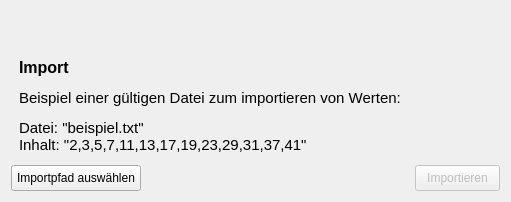
The window that importdialog.ui (Makozer/NpPartitionManager) describes before a commit, drawn with Qt 5.
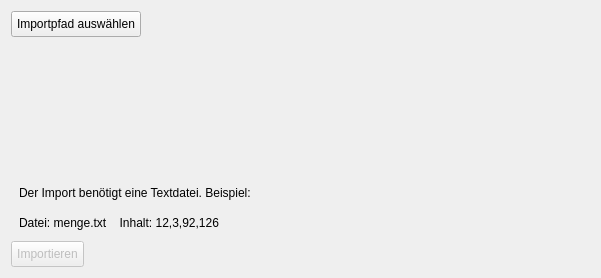
The same window after the commit.

Patch:
```diff
--- a/importdialog.ui
+++ b/importdialog.ui
@@ -6,8 +6,8 @@
    <rect>
     <x>0</x>
     <y>0</y>
-    <width>511</width>
-    <height>202</height>
+    <width>601</width>
+    <height>278</height>
    </rect>
   </property>
   <property name="sizePolicy">
@@ -49,7 +49,7 @@
      </property>
     </spacer>
    </item>
-   <item row="4" column="1">
+   <item row="6" column="0">
     <widget class="QPushButton" name="btn_import">
      <property name="enabled">
       <bool>false</bool>
@@ -65,7 +65,7 @@
      </property>
     </widget>
    </item>
-   <item row="4" column="0">
+   <item row="0" column="0">
     <widget class="QPushButton" name="btn_importAdresseWaehlen">
      <property name="sizePolicy">
       <sizepolicy hsizetype="Minimum" vsizetype="Fixed">
@@ -81,10 +81,17 @@
      </property>
     </widget>
    </item>
-   <item row="3" column="0">
-    <widget class="QLabel" name="lbl_info">
+   <item row="4" column="0">
+    <widget class="QLabel" name="label">
      <property name="text">
-      <string>&lt;html&gt;&lt;head/&gt;&lt;body&gt;&lt;p&gt;&lt;span style=&quot; font-size:12pt; font-weight:600;&quot;&gt;Import&lt;/span&gt;&lt;/p&gt;&lt;p&gt;&lt;span style=&quot; font-size:11pt;&quot;&gt;Beispiel einer gültigen Datei zum importieren von Werten:&lt;/span&gt;&lt;/p&gt;&lt;p&gt;&lt;span style=&quot; font-size:11pt;&quot;&gt;Datei: &amp;quot;beispiel.txt&amp;quot;&lt;br/&gt;Inhalt: &amp;quot;2,3,5,7,11,13,17,19,23,29,31,37,41&amp;quot;&lt;/span&gt;&lt;/p&gt;&lt;/body&gt;&lt;/html&gt;</string>
+      <string>Der Import benötigt eine Textdatei. Beispiel:</string>
+     </property>
+    </widget>
+   </item>
+   <item row="5" column="0">
+    <widget class="QLabel" name="label_2">
+     <property name="text">
+      <string>Datei: menge.txt    Inhalt: 12,3,92,126</string>
      </property>
     </widget>
    </item>
```
Left out of the diff: 2 changed lines with no effect on the pictures.
